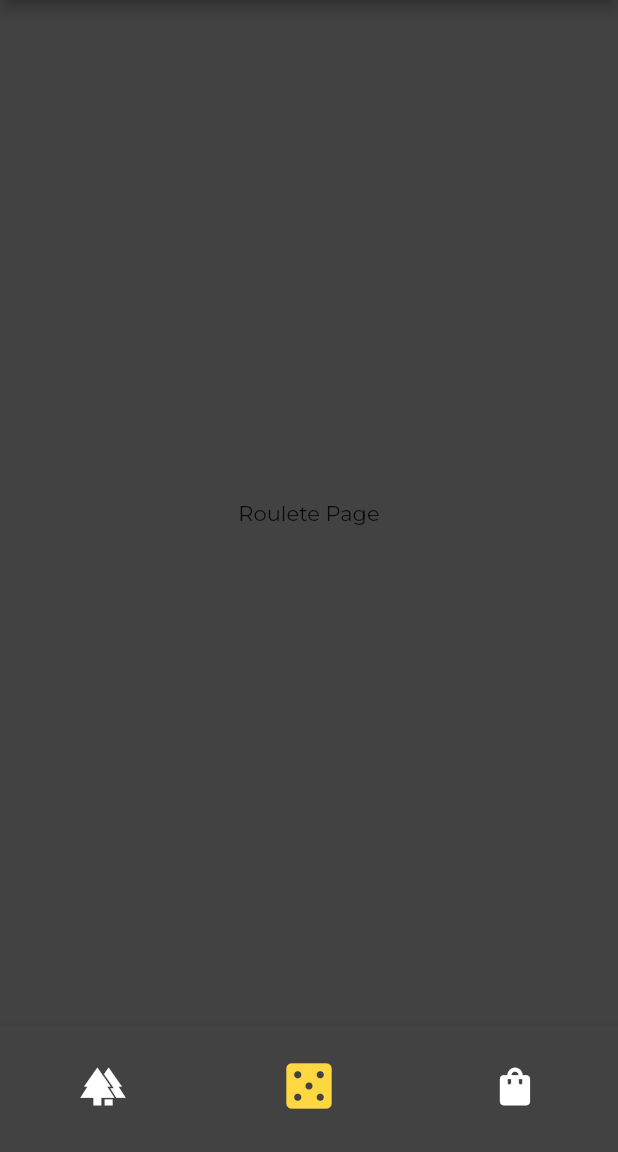
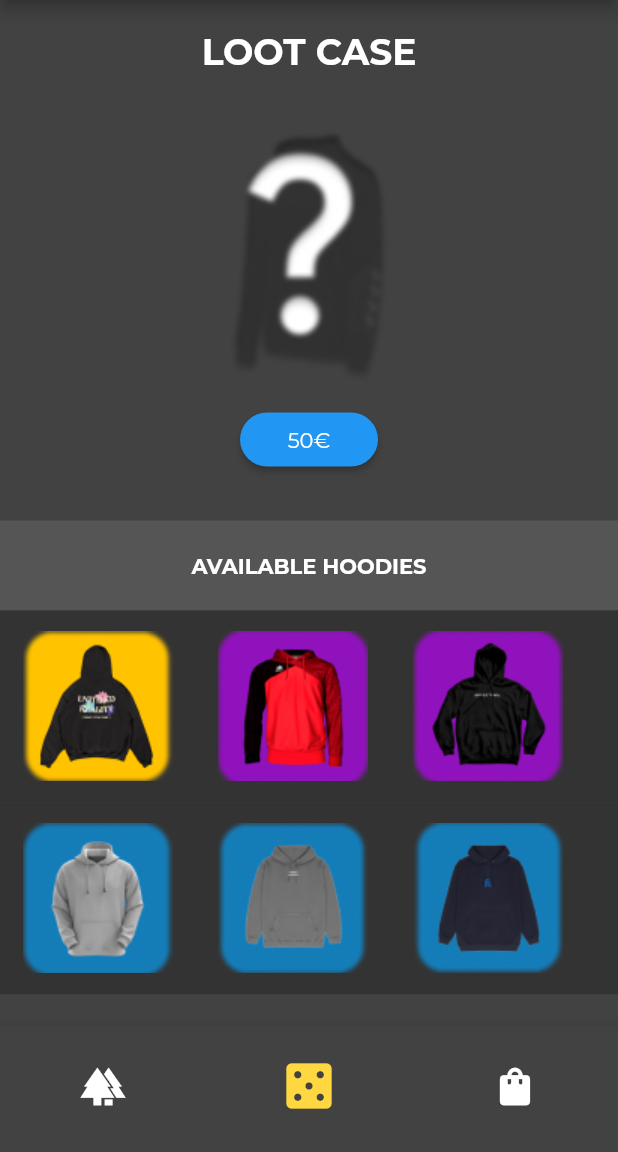
Before and after one commit to alejandrolegra/FlutterApp, a Flutter app: the main_page screen opened directly, on a phone screen of 412 x 824 dp, the part 84-1236 px from its top. Run offline on Flutter 3.47's test engine with Material 2 defaults, Android fonts, the light colour scheme and no system bars; our stand-ins replace percent_indicator; project files that could hold a hidden picture were left out.

Commit message:
Case Page + ajustes login/forgot/create pages

```diff
--- a/lib/createAccount_page.dart
+++ b/lib/createAccount_page.dart
@@ -6,6 +6,7 @@ class createAccount_page extends StatelessWidget {
   @override
   Widget build(BuildContext context) {
     return Scaffold(
+      resizeToAvoidBottomInset: false,
       backgroundColor: Colors.grey[800],
       appBar: AppBar(
         backgroundColor: Colors.grey[800],
--- a/lib/forgotPassword_page.dart
+++ b/lib/forgotPassword_page.dart
@@ -4,6 +4,7 @@ class forgotPassword_page extends StatelessWidget {
   @override
   Widget build(BuildContext context) {
     return Scaffold(
+      resizeToAvoidBottomInset: false,
       appBar: AppBar(
         backgroundColor: Colors.grey[800],
         title: const Text('Restablecer contraseña'),
--- a/lib/main.dart
+++ b/lib/main.dart
@@ -16,7 +16,7 @@ class MyApp extends StatelessWidget {
         fontFamily: 'Montserrat',
       ),
       debugShowCheckedModeBanner: false,
-      home: const LoginPage(),
+      home: LoginPage(),
     );
   }
 }
--- a/lib/main_page.dart
+++ b/lib/main_page.dart
@@ -1,9 +1,11 @@
+import 'dart:math';
+
 import 'package:flutter/material.dart';
+
 import 'package:inoffensive/navbar.dart';
 import 'package:inoffensive/shopcart_page.dart';
 import 'package:inoffensive/tree_page.dart';
 import 'package:inoffensive/shop_page.dart';
-import 'package:inoffensive/login_page.dart';
 
 class CustomScaffold extends StatelessWidget {
   final Widget body;
@@ -85,12 +87,142 @@ class main_page extends StatefulWidget {
 
 class _main_pageState extends State<main_page> {
   int _selectedIndex = 1;
+  bool _isOpen = false;
+  bool _buttonEnabled = true;
+  int se = 0;
+  int counter = 1;
+  String randomHood = "";
+
+  void _toggleBox() {
+    setState(() {
+      _isOpen = !_isOpen;
+    });
+  }
+
+  String randomhoodGenerator(){
+    final random = Random();
+    final randomNumber = random.nextInt(101);
+    if(randomNumber >= 0 && randomNumber < 5){
+      randomHood='images/hood2t.png';
+    }
+    else if(randomNumber >= 5 && randomNumber < 22.5){
+      randomHood='images/hood1t.png';
+    }
+    else if(randomNumber >= 22.5 && randomNumber < 40){
+      randomHood='images/hood6t.png';
+    }
+    else if(randomNumber >= 40 && randomNumber < 60){
+      randomHood='images/hood5t.png';
+    }
+    else if(randomNumber >= 60 && randomNumber < 80){
+      randomHood='images/hood4t.png';
+    }
+    else if(randomNumber >= 80){
+      randomHood='images/hood3t.png';
+    }
+    return randomHood;
+  }
+
+  void _disableButton() {
+    setState(() {
+      randomhoodGenerator();
+      counter = counter + 1;
+      if(counter%2==0){
+        _buttonEnabled = false;
+        se = 2;
+      }
+      else{
+        se = 0;
+      }
+      _toggleBox();
+    });
+
+    Future.delayed(Duration(seconds: se), () {
+      setState(() {
+        _buttonEnabled = true;
+      });
+    });
+  }
 
   @override
   Widget build(BuildContext context) {
     return CustomScaffold(
-      body: const Center(
-        child: Text('Roulete Page'),
+      body: Column(
+        children: [const Padding(padding: EdgeInsets.only(top:20.0),
+        child: Align( alignment: Alignment.center,
+          child: Text(
+            'LOOT CASE',
+            style: TextStyle(
+              color: Colors.white,
+              fontSize: 24.0,
+              fontWeight: FontWeight.bold,
+            ),
+          ),
+          ),
+          ),
+          const SizedBox(height: 20.0),
+          GestureDetector(
+            child: AnimatedContainer(
+              duration:  Duration(milliseconds: 500),
+              width: 230.0,
+              height: 200.0,
+              decoration: BoxDecoration(
+                image: DecorationImage(image: _isOpen ? AssetImage(randomHood) : AssetImage('images/hoodierelease.png'),),
+                borderRadius: BorderRadius.circular(
+                  20.0
+                ),
+              ),
+            ),
+          ),ElevatedButton(
+            onPressed: _buttonEnabled ? _disableButton : null,
+               child: SizedBox(
+                width: 60,
+                child: Center(
+                  child: Text(
+                    _isOpen ? "Accept" : "50€",
+                    )
+                    ),
+                    ),style: ButtonStyle(
+                      shape: MaterialStateProperty.all<RoundedRectangleBorder>(
+                        RoundedRectangleBorder(
+                          borderRadius: BorderRadius.circular(20.0)))),
+                    ),
+                    Padding(padding: const EdgeInsets.only(top: 30.0,),
+                    child: Center(child: Container(width: double.infinity, height: 60,
+                      color: Colors.white10,
+                      child: Center(child: Text('AVAILABLE HOODIES',
+                      style: TextStyle(color: Colors.white, fontWeight: FontWeight.bold),
+                      ),)
+                      ),
+                    ),
+                    ),
+                    Padding(padding: const EdgeInsets.symmetric(horizontal: 0.0),
+                      child: Container(width: double.infinity, height: 127.9,
+                      color: Color(0xFF333333),
+                      child: Row(children: [
+                        SizedBox(width: 15),
+                        Image.asset('images/hood2.png'),
+                        SizedBox(width: 30),
+                        Image.asset('images/hood1.png'),
+                        SizedBox(width: 30),
+                        Image.asset('images/hood6.png'),
+                      ]),
+                      ),
+                    ),
+                    Padding(padding: const EdgeInsets.symmetric(horizontal: 0.0),
+                      child: Container(width: double.infinity, height: 127.9,
+                      color: Color(0xFF333333),
+                      child: Row(children: [
+                        SizedBox(width: 15),
+                        Image.asset('images/hood5.png'),
+                        SizedBox(width: 30),
+                        Image.asset('images/hood4.png'),
+                        SizedBox(width: 30),
+                        Image.asset('images/hood3.png'),
+                      ]),
+                      ),
+                    ),
+         ],
       ),
       selectedIndex: _selectedIndex,
       onItemTapped: (int index) {
```
Also changed, not shown: lib/login_page.dart (+27 -3 lines), images/box_closed.png (added), images/hood1.png (added), images/hood1t.png (added), images/hood2.png (added), images/hood2t.png (added), images/hood3.png (added), images/hood3t.png (added), images/hood4.png (added), images/hood4t.png (added), images/hood5.png (added), images/hood5t.png (added), images/hood6.png (added), images/hood6t.png (added), 1 more files.
